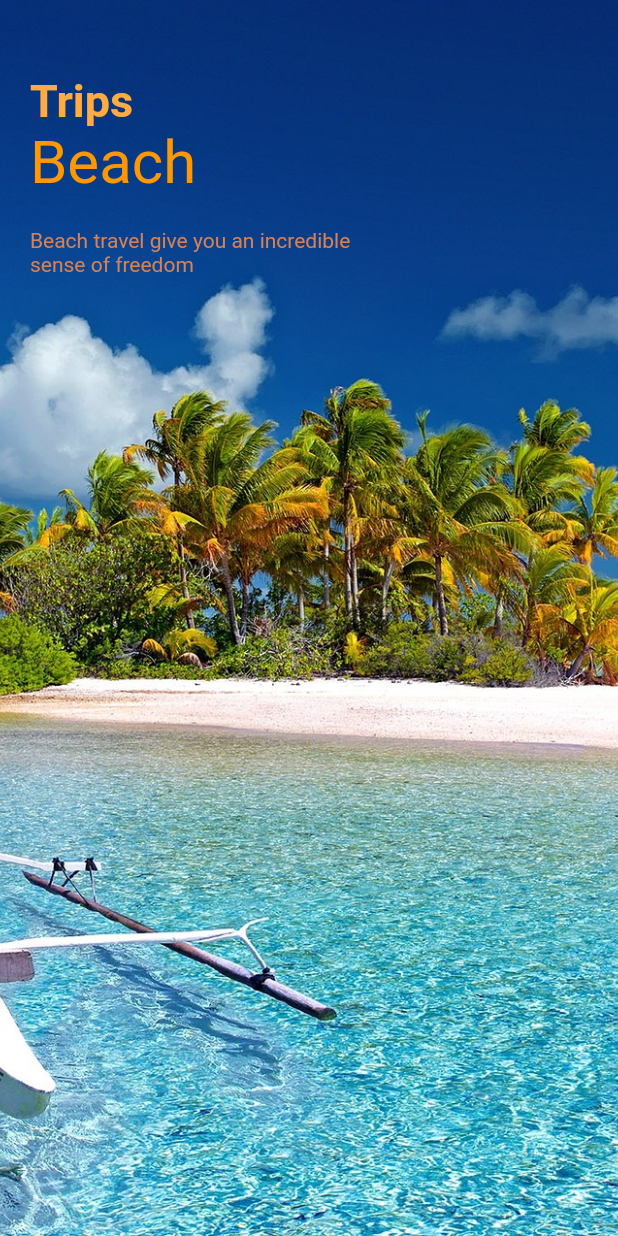
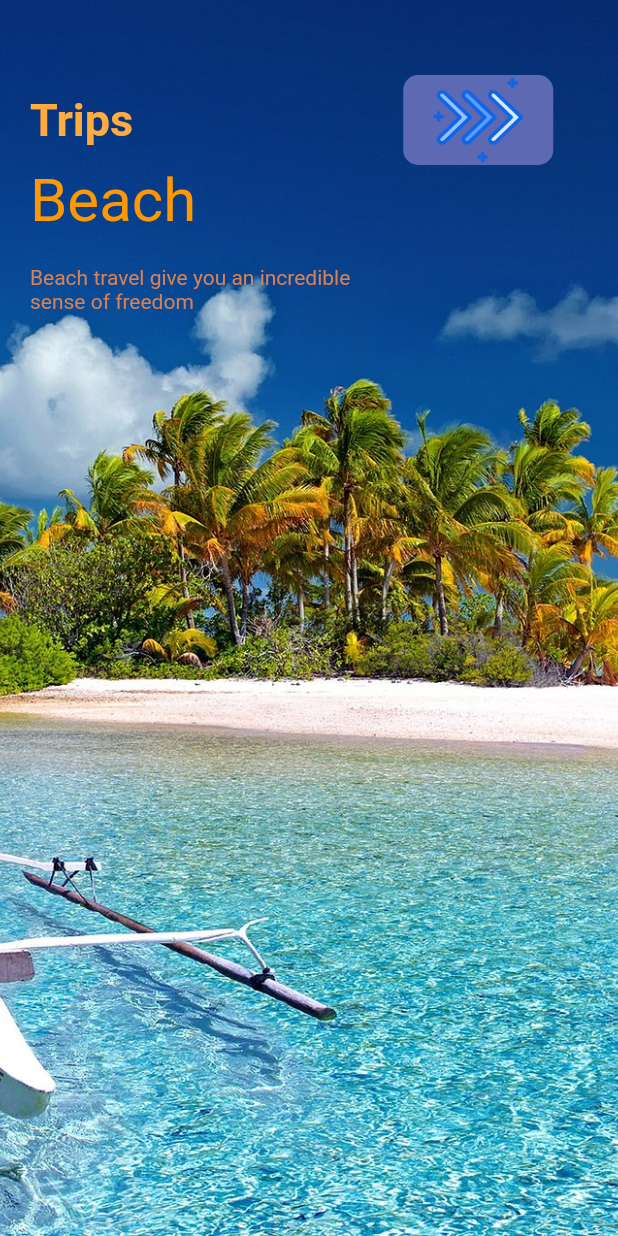
Before and after one commit to kangminchan99/Flutter_TravelApp, a Flutter app: the screen it shows after launch, on a phone screen of 412 x 824 dp. Run offline on Flutter 3.47's test engine with Material 2 defaults, Android fonts, the phone set to English and light mode, and no system bars.

Commit message:
resposive_btn

```diff
--- a/lib/pages/welcome_page.dart
+++ b/lib/pages/welcome_page.dart
@@ -1,6 +1,7 @@
 import 'package:flutter/material.dart';
 import 'package:travel_app/widgets/app_large_text.dart';
 import 'package:travel_app/widgets/app_text.dart';
+import 'package:travel_app/widgets/responsive_btn.dart';
 
 import '../misc/app_colors.dart';
 
@@ -40,7 +41,13 @@ class _WelcomePageState extends State<WelcomePage> {
                     Column(
                       crossAxisAlignment: CrossAxisAlignment.start,
                       children: [
-                        AppLargeText(text: 'Trips'),
+                        Row(
+                          children: [
+                            AppLargeText(text: 'Trips'),
+                            const SizedBox(width: 180),
+                            ResponsiveBtn(width: 100),
+                          ],
+                        ),
                         AppText(text: 'Beach', size: 40),
                         const SizedBox(height: 20),
                         Container(
@@ -52,6 +59,7 @@ class _WelcomePageState extends State<WelcomePage> {
                             size: 14,
                           ),
                         ),
+                        const SizedBox(height: 40),
                       ],
                     ),
                   ],
--- /dev/null
+++ b/lib/widgets/responsive_btn.dart
@@ -0,0 +1,24 @@
+import 'package:flutter/material.dart';
+import 'package:travel_app/misc/app_colors.dart';
+
+class ResponsiveBtn extends StatelessWidget {
+  bool? isResponsive;
+  double? width;
+  ResponsiveBtn({this.width, this.isResponsive = false, super.key});
+
+  @override
+  Widget build(BuildContext context) {
+    return Container(
+      width: width,
+      height: 60,
+      decoration: BoxDecoration(
+          borderRadius: BorderRadius.circular(10), color: AppColors.mainColor),
+      child: Row(
+        mainAxisAlignment: MainAxisAlignment.center,
+        children: [
+          Image.asset('images/button-one.png'),
+        ],
+      ),
+    );
+  }
+}
```
Also changed, not shown: images/button-one.png (added).
